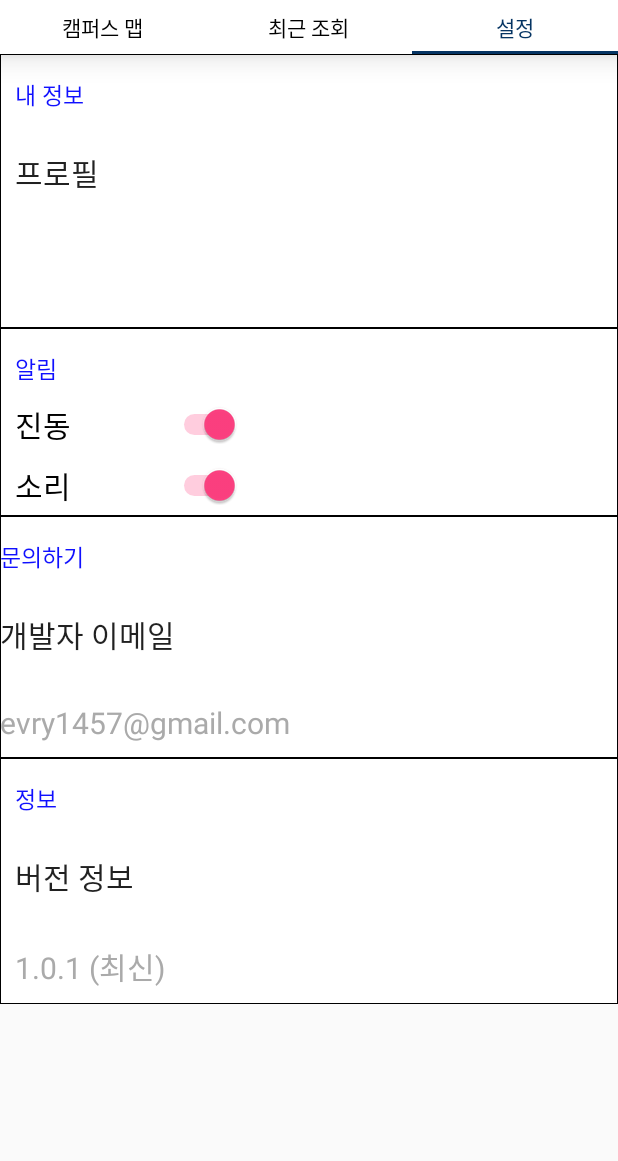
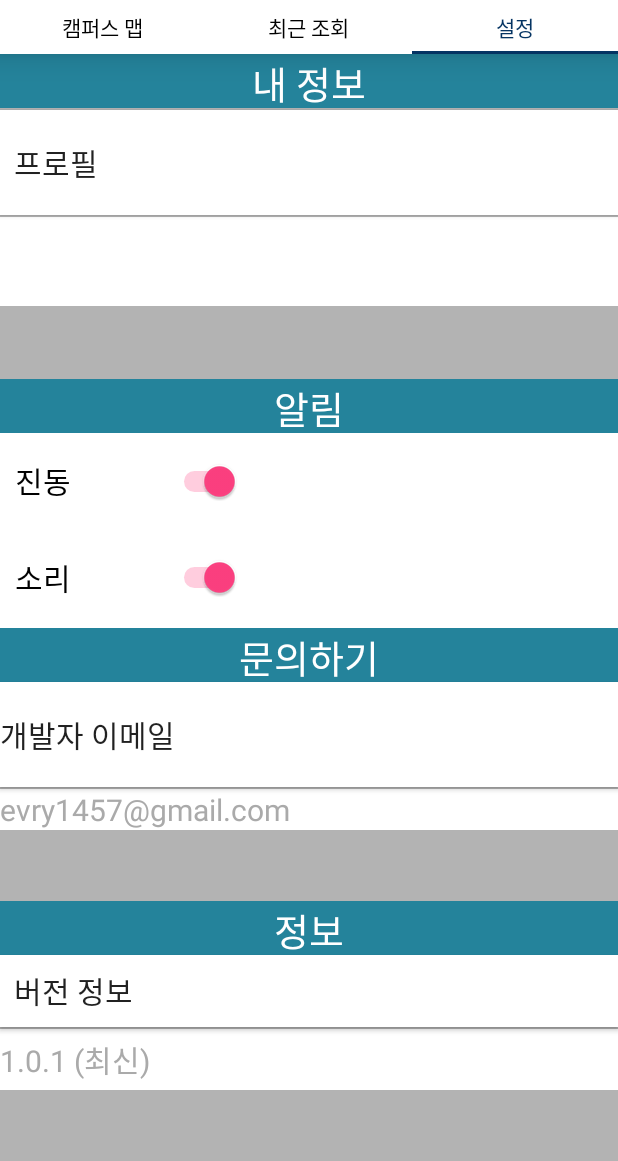
Before and after one commit to stafor94/FinalProject, an Android app: the screen it shows after launch (MainActivity), tab 3 chosen, on a phone screen of 412 x 824 dp, the part 75-1236 px from its top. Run offline under Robolectric (Android 15) with nearby library versions, the phone set to English and light mode, and no system bars.

Commit message:
설정 XML , 추가 수정해야할듯

```diff
--- a/app/src/main/res/layout/activity_recent.xml
+++ b/app/src/main/res/layout/activity_recent.xml
@@ -20,7 +20,7 @@
             android:layout_gravity="center_horizontal|center_vertical"
             android:text="조회 목록"
             android:textColor="@color/colorWhile"
-            android:textSize="30dp"
+            android:textSize="25dp"
             app:layout_constraintHorizontal_bias="0.502"
             app:layout_constraintLeft_toLeftOf="parent"
             app:layout_constraintRight_toRightOf="parent"
--- a/app/src/main/res/layout/activity_settings.xml
+++ b/app/src/main/res/layout/activity_settings.xml
@@ -1,65 +1,61 @@
 <?xml version="1.0" encoding="utf-8"?>
 <LinearLayout xmlns:android="http://schemas.android.com/apk/res/android"
-    android:orientation="vertical" android:layout_width="match_parent"
-    android:layout_height="match_parent">
+    android:orientation="vertical"
+    android:layout_width="match_parent"
+    android:layout_height="match_parent"
+    >
 
-    <ScrollView
-        android:layout_width="match_parent"
-        android:layout_height="match_parent"
-        android:layout_weight="1">
-
-        <LinearLayout
-            android:layout_width="match_parent"
-            android:layout_height="match_parent"
-            android:orientation="vertical">
 
             <LinearLayout
                 android:layout_width="match_parent"
                 android:layout_height="wrap_content"
                 android:layout_weight="1"
-                android:background="@drawable/border"
-                android:orientation="vertical"
-                android:paddingLeft="10dp">
+                android:background="#b3b3b3"
+                android:orientation="vertical">
 
                 <TextView
                     android:id="@+id/textView"
                     android:layout_width="match_parent"
-                    android:layout_height="wrap_content"
-                    android:layout_marginTop="10dp"
-                    android:paddingBottom="5dp"
-                    android:paddingTop="5dp"
+                    android:layout_height="36dp"
+                    android:background="#24839b"
+                    android:gravity="center"
                     android:text="내 정보"
-                    android:textColor="#1010FF"
-                    android:textSize="15sp" />
+                    android:textColor="#ffffff"
+                    android:textSize="25dp" />
 
                 <Button
                     android:id="@+id/btn_profile"
                     android:layout_width="match_parent"
                     android:layout_height="wrap_content"
-                    android:background="@android:color/transparent"
+                    android:layout_marginBottom="1dp"
+                    android:layout_marginTop="1dp"
+                    android:background="#ffffff"
                     android:gravity="left|center_vertical"
                     android:paddingBottom="20dp"
                     android:paddingTop="20dp"
-                    android:text="프로필"
-                    android:textSize="20sp" />
+                    android:text="  프로필"
+                    android:textSize="20dp" />
 
                 <TextView
                     android:id="@+id/tv_name"
                     android:layout_width="match_parent"
                     android:layout_height="wrap_content"
-                    android:paddingBottom="10dp"
+                    android:paddingBottom="5dp"
+                    android:paddingTop= "5dp"
                     android:text="홍길동"
                     android:textColor="@android:color/darker_gray"
-                    android:textSize="20sp" />
+                    android:textSize="20sp"
+                    android:background="#ffffff"/>
 
                 <TextView
                     android:id="@+id/tv_major"
                     android:layout_width="match_parent"
                     android:layout_height="wrap_content"
-                    android:paddingBottom="10dp"
                     android:text="학과"
                     android:textColor="@android:color/darker_gray"
-                    android:textSize="15sp" />
+                    android:textSize="15dp"
+                    android:background="#ffffff"
+                    android:layout_marginBottom="1dp"/>
 
             </LinearLayout>
 
@@ -67,20 +63,18 @@
                 android:layout_width="match_parent"
                 android:layout_height="wrap_content"
                 android:layout_weight="1"
-                android:background="@drawable/border"
-                android:orientation="vertical"
-                android:paddingLeft="10dp">
+                android:background="#ffffff"
+                android:orientation="vertical">
 
                 <TextView
                     android:id="@+id/textView5"
                     android:layout_width="match_parent"
-                    android:layout_height="wrap_content"
-                    android:layout_marginTop="10dp"
-                    android:paddingBottom="5dp"
-                    android:paddingTop="5dp"
+                    android:layout_height="36dp"
+                    android:gravity="center"
+                    android:background="#24839b"
                     android:text="알림"
-                    android:textColor="#1010FF"
-                    android:textSize="15sp" />
+                    android:textColor="#ffffff"
+                    android:textSize="25dp" />
 
                 <Switch
                     android:id="@+id/switch1"
@@ -91,7 +85,9 @@
                     android:paddingBottom="5dp"
                     android:paddingTop="5dp"
                     android:text="진동"
-                    android:textSize="20sp" />
+                    android:layout_marginLeft="10dp"
+                    android:textSize="20sp"
+                    />
 
                 <Switch
                     android:id="@+id/switch2"
@@ -102,7 +98,9 @@
                     android:paddingBottom="5dp"
                     android:paddingTop="5dp"
                     android:text="소리"
-                    android:textSize="20sp" />
+                    android:layout_marginLeft="10dp"
+                    android:textSize="20sp"
+                    android:layout_marginBottom="1dp"/>
 
             </LinearLayout>
 
@@ -110,83 +108,78 @@
                 android:layout_width="match_parent"
                 android:layout_height="wrap_content"
                 android:layout_weight="1"
-                android:background="@drawable/border"
+                android:background="#b3b3b3"
                 android:orientation="vertical">
 
                 <TextView
                     android:id="@+id/textView2"
                     android:layout_width="match_parent"
-                    android:layout_height="wrap_content"
-                    android:layout_marginTop="10dp"
-                    android:paddingBottom="5dp"
-                    android:paddingTop="5dp"
+                    android:layout_height="36dp"
+                    android:background="#24839b"
+                    android:gravity="center"
                     android:text="문의하기"
-                    android:textColor="#1010FF"
-                    android:textSize="15sp" />
+                    android:textColor="#ffffff"
+                    android:textSize="25dp" />
 
                 <Button
                     android:id="@+id/button2"
                     android:layout_width="match_parent"
-                    android:layout_height="match_parent"
-                    android:layout_marginBottom="10dp"
-                    android:background="@android:color/transparent"
+                    android:layout_height="wrap_content"
+                    android:background="#ffffff"
                     android:gravity="left|center_vertical"
                     android:paddingBottom="20dp"
                     android:paddingTop="20dp"
+                    android:layout_marginBottom="1dp"
                     android:text="개발자 이메일"
-                    android:textSize="20sp" />
+                    android:textSize="20dp" />
 
                 <TextView
                     android:id="@+id/textView3"
                     android:layout_width="match_parent"
                     android:layout_height="wrap_content"
-                    android:paddingBottom="10dp"
                     android:text="evry1457@gmail.com"
                     android:textColor="@android:color/darker_gray"
-                    android:textSize="20sp" />
+                    android:textSize="20sp"
+                    android:background="#ffffff"/>
             </LinearLayout>
 
             <LinearLayout
                 android:layout_width="match_parent"
                 android:layout_height="wrap_content"
                 android:layout_weight="1"
-                android:background="@drawable/border"
-                android:orientation="vertical"
-                android:paddingLeft="10dp">
+                android:background="#b3b3b3"
+                android:orientation="vertical">
 
                 <TextView
                     android:id="@+id/textView6"
                     android:layout_width="match_parent"
-                    android:layout_height="wrap_content"
-                    android:layout_marginTop="10dp"
-                    android:paddingBottom="5dp"
-                    android:paddingTop="5dp"
+                    android:layout_height="36dp"
+                    android:background="#24839b"
+                    android:gravity="center"
+
                     android:text="정보"
-                    android:textColor="#1010FF"
-                    android:textSize="15sp" />
+                    android:textColor="#ffffff"
+                    android:textSize="25dp" />
 
                 <Button
                     android:id="@+id/button5"
                     android:layout_width="match_parent"
                     android:layout_height="wrap_content"
-                    android:layout_marginBottom="10dp"
-                    android:background="@android:color/transparent"
+                    android:layout_marginBottom="1dp"
+                    android:background="#ffffff"
                     android:gravity="left|center_vertical"
-                    android:paddingBottom="20dp"
-                    android:paddingTop="20dp"
-                    android:text="버전 정보"
+                    android:text="  버전 정보"
                     android:textSize="20sp" />
 
                 <TextView
                     android:id="@+id/tv_version"
                     android:layout_width="match_parent"
                     android:layout_height="wrap_content"
-                    android:paddingBottom="10dp"
+                    android:paddingBottom="5dp"
+                    android:paddingTop="5dp"
                     android:text="1.0.1 (최신)"
                     android:textColor="@android:color/darker_gray"
-                    android:textSize="20sp" />
+                    android:textSize="20sp"
+                    android:background="#ffffff"/>
             </LinearLayout>
-        </LinearLayout>
-    </ScrollView>
-
-</LinearLayout>
+ </LinearLayout>
```
